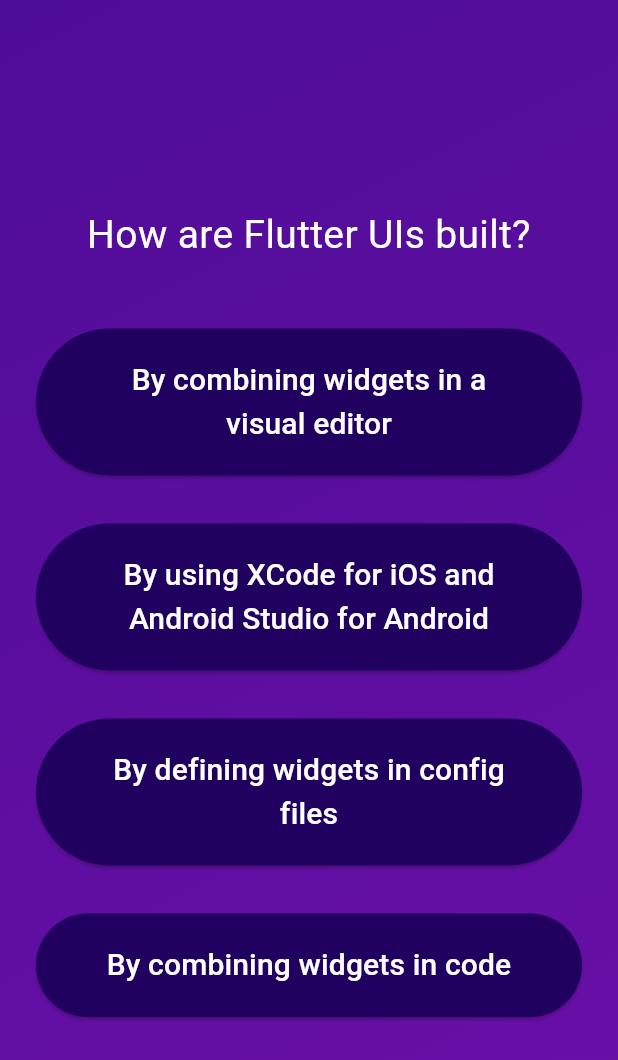
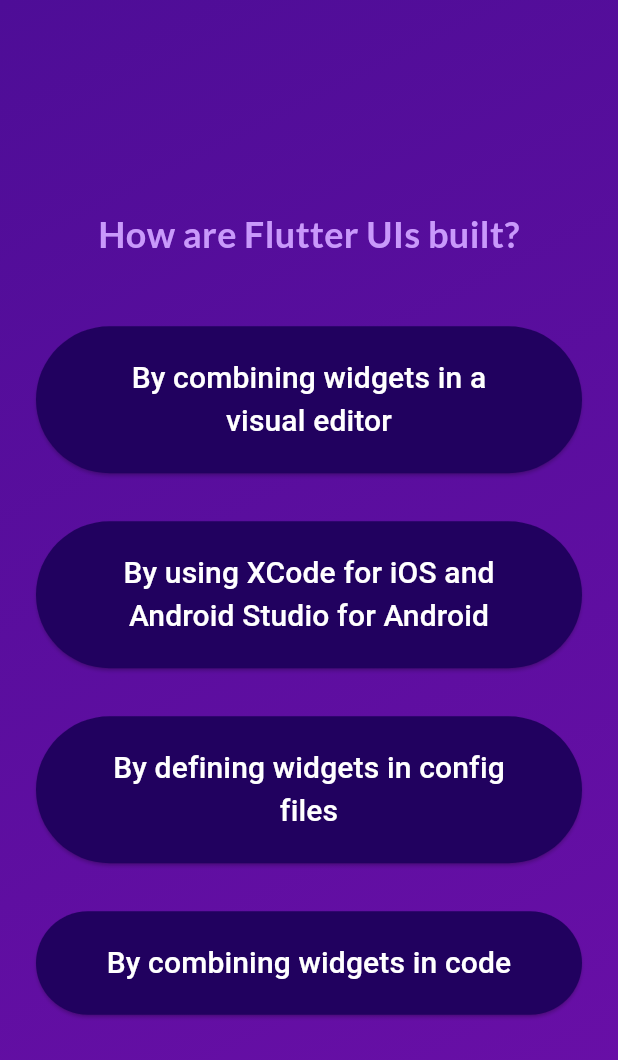
Before and after one commit to cadu-miranda/quiz_app, a Flutter app: the screen it shows after launch, after a tap on "Start Quiz", after a tap on "Components", on a phone screen of 412 x 824 dp. Shown: the top 1060 px of the screen. Run offline on Flutter 3.47's test engine with Material 3 defaults, Android fonts, the phone set to English and light mode, and no system bars; our stand-ins replace google_fonts.

Commit message:
updated app

```diff
--- a/lib/models/quiz_question.dart
+++ b/lib/models/quiz_question.dart
@@ -7,7 +7,7 @@ class QuizQuestion {
   final String text;
   final List<String> answers;
 
-  List<String> getShuffledAnswers() {
+  List<String> get shuffledAnswers {
     final shuffledList = List.of(answers);
 
     shuffledList.shuffle();
--- a/lib/quiz.dart
+++ b/lib/quiz.dart
@@ -1,6 +1,10 @@
 import 'package:flutter/material.dart';
+import 'package:quiz_app/data/questions.dart';
 import 'package:quiz_app/screens/questions_screen.dart';
+import 'package:quiz_app/screens/results_screen.dart';
 import 'package:quiz_app/screens/start_screen.dart';
+
+enum ActiveScreen { home, questions, results }
 
 class Quiz extends StatefulWidget {
   const Quiz({super.key});
@@ -10,17 +14,31 @@ class Quiz extends StatefulWidget {
 }
 
 class _QuizState extends State<Quiz> {
-  bool isQuizStarted = false;
+  List<String> selectedAnswers = [];
+
+  ActiveScreen activeScreen = ActiveScreen.home;
 
   void startQuiz() {
     setState(() {
-      isQuizStarted = true;
+      activeScreen = ActiveScreen.questions;
     });
   }
 
-  void endQuiz() {
+  void chooseAnswer(String answer) {
+    selectedAnswers.add(answer);
+
+    if (selectedAnswers.length == questions.length) {
+      setState(() {
+        activeScreen = ActiveScreen.results;
+      });
+    }
+  }
+
+  void restartQuiz() {
     setState(() {
-      isQuizStarted = false;
+      selectedAnswers = [];
+
+      activeScreen = ActiveScreen.home;
     });
   }
 
@@ -28,8 +46,12 @@ class _QuizState extends State<Quiz> {
   Widget build(BuildContext context) {
     Widget screenWidget = StartScreen(startQuiz);
 
-    if (isQuizStarted) {
-      screenWidget = QuestionsScreen(endQuiz);
+    if (activeScreen == ActiveScreen.questions) {
+      screenWidget = QuestionsScreen(
+        chooseAnswer: chooseAnswer,
+      );
+    } else if (activeScreen == ActiveScreen.results) {
+      screenWidget = ResultsScreen(selectedAnswers, restartQuiz);
     }
 
     return MaterialApp(
--- a/lib/screens/questions_screen.dart
+++ b/lib/screens/questions_screen.dart
@@ -4,9 +4,12 @@ import 'package:quiz_app/data/questions.dart';
 import 'package:quiz_app/widgets/answer_button.dart';
 
 class QuestionsScreen extends StatefulWidget {
-  const QuestionsScreen(this.endQuiz, {super.key});
+  const QuestionsScreen({
+    super.key,
+    required this.chooseAnswer,
+  });
 
-  final void Function() endQuiz;
+  final void Function(String answer) chooseAnswer;
 
   @override
   State<QuestionsScreen> createState() => _QuestionsScreenState();
@@ -15,12 +18,10 @@ class QuestionsScreen extends StatefulWidget {
 class _QuestionsScreenState extends State<QuestionsScreen> {
   int currentQuestionIndex = 0;
 
-  void answerQuestion() {
+  void answerQuestion(String selectedAnswer) {
+    widget.chooseAnswer(selectedAnswer);
+
     setState(() {
-      if (currentQuestionIndex == 5) {
-        return;
-      }
-
       currentQuestionIndex++;
     });
   }
@@ -36,20 +37,23 @@ class _QuestionsScreenState extends State<QuestionsScreen> {
         crossAxisAlignment: CrossAxisAlignment.stretch,
         children: [
           Padding(
-            padding: const EdgeInsets.all(8.0),
+            padding:
+                const EdgeInsets.symmetric(horizontal: 20.0, vertical: 8.0),
             child: Text(
               currentQuestion.text,
               textAlign: TextAlign.center,
-              style: GoogleFonts.roboto(
-                color: Colors.white,
-                fontSize: 26,
-              ),
+              style: GoogleFonts.lato(
+                  color: const Color.fromARGB(255, 201, 153, 251),
+                  fontSize: 24,
+                  fontWeight: FontWeight.bold),
             ),
           ),
           const SizedBox(height: 20),
-          ...currentQuestion.getShuffledAnswers().map((answer) {
+          ...currentQuestion.shuffledAnswers.map((answer) {
             return AnswerButton(
-              onPressed: answerQuestion,
+              onPressed: () {
+                answerQuestion(answer);
+              },
               answer: answer,
             );
           })
--- a/lib/screens/start_screen.dart
+++ b/lib/screens/start_screen.dart
@@ -1,4 +1,5 @@
 import 'package:flutter/material.dart';
+import 'package:google_fonts/google_fonts.dart';
 
 class StartScreen extends StatelessWidget {
   const StartScreen(this.startQuiz, {super.key});
@@ -17,8 +18,8 @@ class StartScreen extends StatelessWidget {
             color: const Color.fromARGB(150, 255, 255, 255),
           ),
           const SizedBox(height: 100),
-          const Text("Learn Flutter the fun way!",
-              style: TextStyle(
+          Text("Learn Flutter the fun way!",
+              style: GoogleFonts.lato(
                 color: Colors.white,
                 fontSize: 26,
               )),
--- a/pubspec.yaml
+++ b/pubspec.yaml
@@ -30,11 +30,11 @@ environment:
 dependencies:
   flutter:
     sdk: flutter
-  google_fonts: ^6.2.1
 
   # The following adds the Cupertino Icons font to your application.
   # Use with the CupertinoIcons class for iOS style icons.
   cupertino_icons: ^1.0.8
+  google_fonts: ^6.2.1
 
 dev_dependencies:
   flutter_test:
```
Also changed, not shown: lib/screens/results_screen.dart (added, +77 -0 lines), lib/widgets/questions_summary.dart (added, +85 -0 lines).
